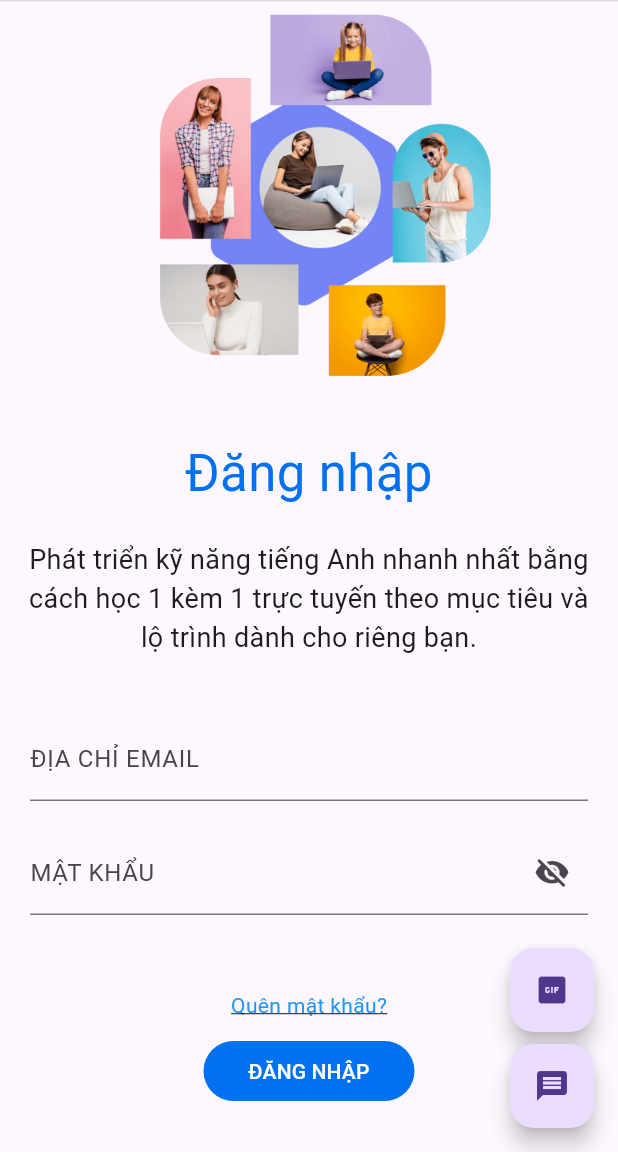
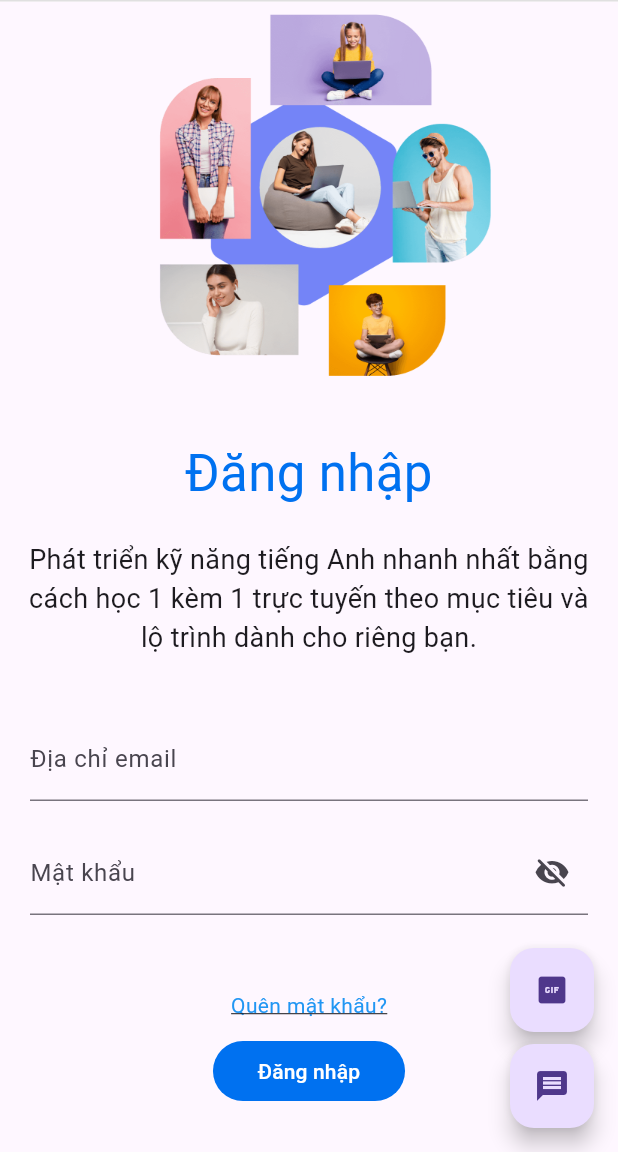
Before and after one commit to duongtanton/advanced-mobile-20_3, a Flutter app: the screen it shows after launch, on a phone screen of 412 x 824 dp, the part 84-1236 px from its top. Run offline on Flutter 3.47's test engine with Material 3 defaults, Android fonts, the phone set to English and light mode, and no system bars; our stand-ins replace flutter_bloc, flutter_chat_types, flutter_chat_ui, flutter_dotenv, flutter_svg, google_sign_in and 7 more; missing offline and left inert: country_flags, date_count_down, easy_autocomplete, flutter_facebook_auth, flutter_pdfview, number_paginator and 1 more; network calls fail.

```diff
--- /dev/null
+++ b/lib/src/bloc/Lang.dart
@@ -0,0 +1,6 @@
+import 'package:flutter_bloc/flutter_bloc.dart';
+
+class LangCubit extends Cubit<String> {
+  LangCubit() : super("vi");
+  void change(lang) => emit(lang);
+}
--- a/lib/src/components/avatar.dart
+++ b/lib/src/components/avatar.dart
@@ -4,7 +4,7 @@ class Avatar extends StatelessWidget {
   const Avatar(
       {super.key,
       required this.url,
-      this.defaultUrl = "assets/images/teacher.jpg",
+      this.defaultUrl = "assets/images/default-avatar.png",
       this.size = 80});
 
   final String url;
--- /dev/null
+++ b/lib/src/lang/common.dart
@@ -0,0 +1,24 @@
+final Map<String, Map<String, String>> commonLang = {
+  "vi" : {
+    "myAccount" : "Tài khoản của tôi",
+    "tutor" : "Gia sư",
+    "schedule" : "Lịch học",
+    "history" : "Lịch sử",
+    "course" : "Khóa học",
+    "becomeTutor" : "Trở thành gia sư",
+    "signOut" : "Đăng xuất",
+    "vietnamese" : "Tiếng Việt",
+    "english" : "Tiếng Anh",
+  },
+  "en" : {
+    "myAccount" : "My account",
+    "tutor" : "Tutor",
+    "schedule" : "Schedule",
+    "history" : "History",
+    "course" : "Courses",
+    "becomeTutor" : "Become a tutor",
+    "signOut" : "Sign out",
+    "vietnamese" : "Vietnamese",
+    "english" : "English",
+  },
+};
--- /dev/null
+++ b/lib/src/lang/signin.dart
@@ -0,0 +1,26 @@
+final Map<String, Map<String, String>> signin = {
+  "vi": {
+    "signin": "Đăng nhập",
+    "title": "Phát triển kỹ năng tiếng Anh nhanh nhất bằng cách học 1 kèm 1 "
+        "trực tuyến theo mục tiêu và lộ trình dành cho riêng bạn.",
+    "emailAddress": "Địa chỉ email",
+    "password": "Mật khẩu",
+    "forgotPassword": "Quên mật khẩu?",
+    "notAccount": "Bạn chưa có tài khoản?",
+    "signUp": "Đăng ký",
+    "orContinueWith": "Hoặc tiếp tục với",
+    "phone": "Số điện thoại",
+  },
+  "en": {
+    "signin": "Sign in",
+    "title": "Develop English skills faster by learning 1 on 1 online "
+        "according to your own goals and roadmap.",
+    "emailAddress": "Email address",
+    "password": "Password",
+    "forgotPassword": "Forgot password?",
+    "notAccount": "Don't have an account?",
+    "signUp": "Sign up",
+    "orContinueWith": "Or continue with",
+    "phone": "Phone number",
+  },
+};
--- /dev/null
+++ b/lib/src/lang/signup.dart
@@ -0,0 +1,3 @@
+final Map<String, Map<String,String>> signup = {
+
+};
--- a/lib/src/layouts/main_layout.dart
+++ b/lib/src/layouts/main_layout.dart
@@ -3,10 +3,13 @@ import 'dart:math';
 
 import 'package:country_flags/country_flags.dart';
 import 'package:flutter/material.dart';
+import 'package:flutter_bloc/flutter_bloc.dart';
 import 'package:flutter_chat_types/flutter_chat_types.dart' as types;
 import 'package:flutter_chat_ui/flutter_chat_ui.dart';
 import 'package:flutter_svg/svg.dart';
+import 'package:mobile_20120598/src/bloc/Lang.dart';
 import 'package:mobile_20120598/src/components/avatar.dart';
+import 'package:mobile_20120598/src/lang/common.dart';
 import 'package:mobile_20120598/src/services/user_service.dart';
 import 'package:shared_preferences/shared_preferences.dart';
 
@@ -47,7 +50,7 @@ class _MainLayoutState extends State<MainLayout> {
     },
     {
       "name": "Lịch học",
-      "icon": Icons.person_off,
+      "icon": Icons.schedule,
       "route": "/schedule",
     },
     {
@@ -62,7 +65,7 @@ class _MainLayoutState extends State<MainLayout> {
     },
     {
       "name": "Đăng kí làm gia sư",
-      "icon": Icons.app_registration_rounded,
+      "icon": Icons.app_registration,
       "route": "/become-tutor",
     },
     {
@@ -72,12 +75,11 @@ class _MainLayoutState extends State<MainLayout> {
     },
   ];
   List<dynamic> languages = [
-    {"name": "English", "code": "en", "country": "US"},
+    {"name": "Tiếng anh", "code": "en", "country": "US"},
     {"name": "Việt nam", "code": "vi", "country": "VN"},
   ];
   final UserService _userService = UserService();
   late SharedPreferences prefs;
-  final _scaffoldKey = GlobalKey<ScaffoldState>();
 
   var user = null;
   var toUserId = null;
@@ -95,13 +97,14 @@ class _MainLayoutState extends State<MainLayout> {
 
   _asyncMethod() async {
     prefs = await SharedPreferences.getInstance();
+    currentLanguage = prefs.getString('currentLanguage') ?? "vi";
     await _getUserInfo();
     await _getAllRecipient();
     toUserId = _recipients![0]!["partner"]!["id"];
     await _getMessageById(toUserId);
   }
 
-  Future<void>  _getUserInfo() async {
+  Future<void> _getUserInfo() async {
     final response = await _userService.getCurrentInfo();
     if (response['success']) {
       setState(() {
@@ -140,8 +143,9 @@ class _MainLayoutState extends State<MainLayout> {
       shape: const RoundedRectangleBorder(
         borderRadius: BorderRadius.vertical(top: Radius.circular(0)),
       ),
-      builder: (BuildContext buildContext){
-        return StatefulBuilder(builder: (BuildContext context, StateSetter stateSetter ){
+      builder: (BuildContext buildContext) {
+        return StatefulBuilder(
+            builder: (BuildContext context, StateSetter stateSetter) {
           var toUser = _recipients.firstWhere((element) {
             return element!["partner"]!["id"] == toUserId;
           });
@@ -165,7 +169,8 @@ class _MainLayoutState extends State<MainLayout> {
                                   id: e!["fromInfo"]!["id"],
                                   firstName: e!["fromInfo"]!["name"],
                                 ),
-                            createdAt: DateTime.now().millisecondsSinceEpoch,
+                                createdAt:
+                                    DateTime.now().millisecondsSinceEpoch,
                                 id: randomString(),
                                 text: e["content"],
                               ))
@@ -190,7 +195,7 @@ class _MainLayoutState extends State<MainLayout> {
                         onTap: () {
                           toUserId = e!["partner"]!["id"];
                           _getMessageById(toUserId)
-                          .whenComplete(() => stateSetter((){}));
+                              .whenComplete(() => stateSetter(() {}));
                         },
                         child: Avatar(
                           url: e!["partner"]!["avatar"],
@@ -224,6 +229,57 @@ class _MainLayoutState extends State<MainLayout> {
 
   @override
   Widget build(BuildContext context) {
+    navigators = [
+      {
+        "name": user?["name"] ?? commonLang[currentLanguage]!["myAccount"],
+        "icon": Icons.ice_skating,
+        "route": "/user",
+      },
+      {
+        "name": commonLang[currentLanguage]!["tutor"],
+        "icon": Icons.person,
+        "route": "/",
+      },
+      {
+        "name": commonLang[currentLanguage]!["schedule"],
+        "icon": Icons.schedule,
+        "route": "/schedule",
+      },
+      {
+        "name": commonLang[currentLanguage]!["history"],
+        "icon": Icons.history,
+        "route": "/evaluate",
+      },
+      {
+        "name": commonLang[currentLanguage]!["course"],
+        "icon": Icons.golf_course,
+        "route": "/courses",
+      },
+      {
+        "name": commonLang[currentLanguage]!["becomeTutor"],
+        "icon": Icons.app_registration,
+        "route": "/become-tutor",
+      },
+      {
+        "name": commonLang[currentLanguage]!["signOut"],
+        "icon": Icons.logout,
+        "route": "/sign-in",
+      },
+    ];
+    languages = [
+      {
+        "name": commonLang[currentLanguage]!["english"],
+        "code": "en",
+        "country": "US"
+      },
+      {
+        "name": commonLang[currentLanguage]!["vietnamese"],
+        "code": "vi",
+        "country": "VN"
+      },
+    ];
+    return BlocBuilder<LangCubit, String>(builder: (context, lang){
+      currentLanguage = lang;
       return Scaffold(
           appBar: AppBar(
             leadingWidth: 180,
@@ -245,10 +301,9 @@ class _MainLayoutState extends State<MainLayout> {
                   itemBuilder: (BuildContext bc) => languages
                       .map((e) => PopupMenuItem(
                       value: currentLanguage,
-                        onTap: () => {
-                              setState(() {
-                                currentLanguage = e["code"];
-                              })
+                      onTap: () async {
+                        context.read<LangCubit>().change(e["code"]);
+                        await prefs.setString('currentLanguage', e["code"]);
                       },
                       child: Row(
                         children: [
@@ -274,7 +329,11 @@ class _MainLayoutState extends State<MainLayout> {
                           Navigator.pushNamed(context, e["route"]),
                       child: Row(
                         children: [
-                                Icon(e["icon"]),
+                          e["route"] == "/user"
+                              ? Avatar(
+                              url: user != null ? user["avatar"] : "",
+                              size: 30)
+                              : Icon(e["icon"]),
                           const Padding(
                               padding: EdgeInsets.only(right: 10)),
                           Text(e["name"])
@@ -282,7 +341,8 @@ class _MainLayoutState extends State<MainLayout> {
                       )))
                       .toList(),
                   onSelected: (value) {},
-                    icon: const Icon(Icons.account_circle),
+                  icon: Avatar(
+                      url: user != null ? user["avatar"] : "", size: 30),
                   position: PopupMenuPosition.under)
                   : Container(),
               const Padding(padding: EdgeInsets.only(right: 10)),
@@ -314,5 +374,6 @@ class _MainLayoutState extends State<MainLayout> {
               ),
             ],
           ));
+    });
   }
 }
--- a/lib/src/pages/signin_page.dart
+++ b/lib/src/pages/signin_page.dart
@@ -1,9 +1,12 @@
 import 'dart:convert';
 
 import 'package:flutter/material.dart';
+import 'package:flutter_bloc/flutter_bloc.dart';
 import 'package:flutter_facebook_auth/flutter_facebook_auth.dart';
 import 'package:flutter_svg/svg.dart';
 import 'package:google_sign_in/google_sign_in.dart';
+import 'package:mobile_20120598/src/bloc/Lang.dart';
+import 'package:mobile_20120598/src/lang/signin.dart';
 import 'package:mobile_20120598/src/layouts/main_layout.dart';
 import 'package:mobile_20120598/src/services/auth_service.dart';
 import 'package:shared_preferences/shared_preferences.dart';
@@ -21,6 +24,7 @@ class _SignInPageState extends State<SignInPage> {
   bool _obscured = false;
   String currentMode = "mail";
   String step = "signin";
+  String currentLanguage = "vi";
 
   final textFieldFocusNode = FocusNode();
   final TextEditingController _emailController = TextEditingController();
@@ -42,6 +46,7 @@ class _SignInPageState extends State<SignInPage> {
   _asyncMethod() async {
     await _checkIfIsLogged();
     prefs = await SharedPreferences.getInstance();
+    currentLanguage = prefs.getString('currentLanguage') ?? "vi";
     _googleSignIn = GoogleSignIn(
       scopes: [
         'email',
@@ -167,28 +172,29 @@ class _SignInPageState extends State<SignInPage> {
 
   @override
   Widget build(BuildContext context) {
+    return BlocBuilder<LangCubit, String>(
+      builder: (context, lang){
+        currentLanguage = lang;
         return MainLayout(
             screen: "signin_page",
-        body:  Column(
+            body: Column(
               children: [
                 const Image(
                     image: AssetImage("assets/images/sign-in-banner.png"),
                     height: 250),
                 Container(
                   padding: const EdgeInsets.only(left: 10, right: 10),
-              child:  Column(
+                  child: Column(
                     children: [
-                  Padding(padding: EdgeInsets.only(top: 40)),
-                  Text("Đăng nhập",
-                      style: TextStyle(
-                          fontSize: 34,
-                          color: Color.fromRGBO(0, 113, 240, 1))),
-                  Padding(padding: EdgeInsets.only(top: 20)),
+                      const Padding(padding: EdgeInsets.only(top: 40)),
+                      Text(signin[currentLanguage]!["signin"]!,
+                          style: const TextStyle(
+                              fontSize: 34, color: Color.fromRGBO(0, 113, 240, 1))),
+                      const Padding(padding: EdgeInsets.only(top: 20)),
                       Text(
-                    "Phát triển kỹ năng tiếng Anh nhanh nhất bằng cách học 1 "
-                        "kèm 1 trực tuyến theo mục tiêu và lộ trình dành cho riêng bạn.",
+                        signin[currentLanguage]!["title"]!,
                         textAlign: TextAlign.center,
-                    style: TextStyle(
+                        style: const TextStyle(
                           fontSize: 18,
                         ),
                       )
@@ -205,8 +211,8 @@ class _SignInPageState extends State<SignInPage> {
                                 ? "0987795761"
                                 : "mail@example.com",
                             label: Text(currentMode == "mb"
-                            ? "SỐ ĐIỆN THOẠI"
-                            : "ĐỊA CHỈ EMAIL")),
+                                ? signin[currentLanguage]!["phone"]!
+                                : signin[currentLanguage]!["emailAddress"]!)),
                         controller: _emailController,
                       ),
                       const Padding(padding: EdgeInsets.only(top: 20)),
@@ -215,7 +221,7 @@ class _SignInPageState extends State<SignInPage> {
                         enableSuggestions: false,
                         autocorrect: false,
                         decoration: InputDecoration(
-                        label: const Text("MẬT KHẨU"),
+                            label: Text(signin[currentLanguage]!["password"]!),
                             suffixIcon: GestureDetector(
                                 onTap: _toggleObscured,
                                 child: Icon(
@@ -229,10 +235,10 @@ class _SignInPageState extends State<SignInPage> {
                       const Padding(padding: EdgeInsets.only(top: 50)),
                       GestureDetector(
                         onTap: _forgetPassword,
-                    child: const Text(
-                      "Quên mật khẩu?",
+                        child: Text(
+                          signin[currentLanguage]!["forgotPassword"]!,
                           textAlign: TextAlign.start,
-                      style: TextStyle(
+                          style: const TextStyle(
                               color: Colors.blue,
                               decoration: TextDecoration.underline),
                         ),
@@ -241,16 +247,15 @@ class _SignInPageState extends State<SignInPage> {
                       TextButton(
                           onPressed: _signin,
                           style: ButtonStyle(
-                          padding:
-                          const MaterialStatePropertyAll<EdgeInsets>(
+                              padding: const MaterialStatePropertyAll<EdgeInsets>(
                                   EdgeInsets.only(left: 30, right: 30)),
                               backgroundColor: MaterialStateColor.resolveWith(
                                       (states) =>
                                   const Color.fromRGBO(0, 113, 240, 1))),
-                      child: const Text("ĐĂNG NHẬP",
-                          style: TextStyle(color: Colors.white))),
+                          child: Text(signin[currentLanguage]!["signin"]!,
+                              style: const TextStyle(color: Colors.white))),
                       const Padding(padding: EdgeInsets.only(top: 30)),
-                  const Text("Hoặc tiếp tục với"),
+                      Text(signin[currentLanguage]!["orContinueWith"]!),
                       Container(
                           padding: const EdgeInsets.only(top: 20),
                           child: Row(
@@ -258,22 +263,18 @@ class _SignInPageState extends State<SignInPage> {
                             children: [
                               GestureDetector(
                                 onTap: _handleSignInFB,
-                            child: SvgPicture.asset(
-                                "assets/images/fb.svg",
+                                child: SvgPicture.asset("assets/images/fb.svg",
                                     height: 40),
                               ),
                               const Padding(
-                              padding:
-                              EdgeInsets.only(left: 6, right: 6)),
+                                  padding: EdgeInsets.only(left: 6, right: 6)),
                               GestureDetector(
                                 onTap: _handleSignInGG,
-                            child: SvgPicture.asset(
-                                "assets/images/gg.svg",
+                                child: SvgPicture.asset("assets/images/gg.svg",
                                     height: 40),
                               ),
                               const Padding(
-                              padding:
-                              EdgeInsets.only(left: 6, right: 6)),
+                                  padding: EdgeInsets.only(left: 6, right: 6)),
                               GestureDetector(
                                   onTap: () {
                                     setState(() {
@@ -284,8 +285,7 @@ class _SignInPageState extends State<SignInPage> {
                                       }
                                     });
                                   },
-                              child: SvgPicture.asset(
-                                  "assets/images/mb.svg",
+                                  child: SvgPicture.asset("assets/images/mb.svg",
                                       height: 40))
                             ],
                           )),
@@ -293,14 +293,14 @@ class _SignInPageState extends State<SignInPage> {
                       Row(
                         mainAxisAlignment: MainAxisAlignment.center,
                         children: [
-                      const Text("Bạn chưa có tài khoản? "),
+                          Text(signin[currentLanguage]!["notAccount"]!),
                           GestureDetector(
                             onTap: () {
                               Navigator.pushNamed(context, "/sign-up");
                             },
-                        child: const Text(
-                          "Đăng ký",
-                          style: TextStyle(
+                            child: Text(
+                              signin[currentLanguage]!["signUp"]!,
+                              style: const TextStyle(
                                   color: Colors.blue,
                                   decoration: TextDecoration.underline),
                             ),
@@ -313,5 +313,7 @@ class _SignInPageState extends State<SignInPage> {
                 )
               ],
             ));
+      },
+    );
   }
 }
--- a/lib/src/services/booking_service.dart
+++ b/lib/src/services/booking_service.dart
@@ -78,10 +78,11 @@ class BookingService {
     );
 
     if (response.statusCode == 200) {
+      dynamic data = jsonDecode(response.body)['data'];
       return {
         'success': true,
         'message': 'Register successful',
-        'data': jsonDecode(response.body)['data'][0] ?? null
+        'data': data != null && data.length > 0 ? data[0] : null
       };
     } else {
       return {'success': false, 'message': 'Register failed'};
--- a/pubspec.yaml
+++ b/pubspec.yaml
@@ -61,6 +61,7 @@ dependencies:
   permission_handler: ^11.1.0
   agora_rtc_engine: ^6.2.6
   image_picker: ^1.0.4
+  flutter_bloc: ^8.1.3
 
 dev_dependencies:
   flutter_test:
```
Also changed, not shown: lib/main.dart (+15 -7 lines), lib/src/pages/become_tutor.dart (+12 -3 lines), lib/src/pages/user_page.dart (+34 -5 lines), lib/src/services/user_service.dart (+52 -0 lines), assets/images/default-avatar.png (added), pubspec.lock. Lines whose indentation alone changed are shown as unchanged.
